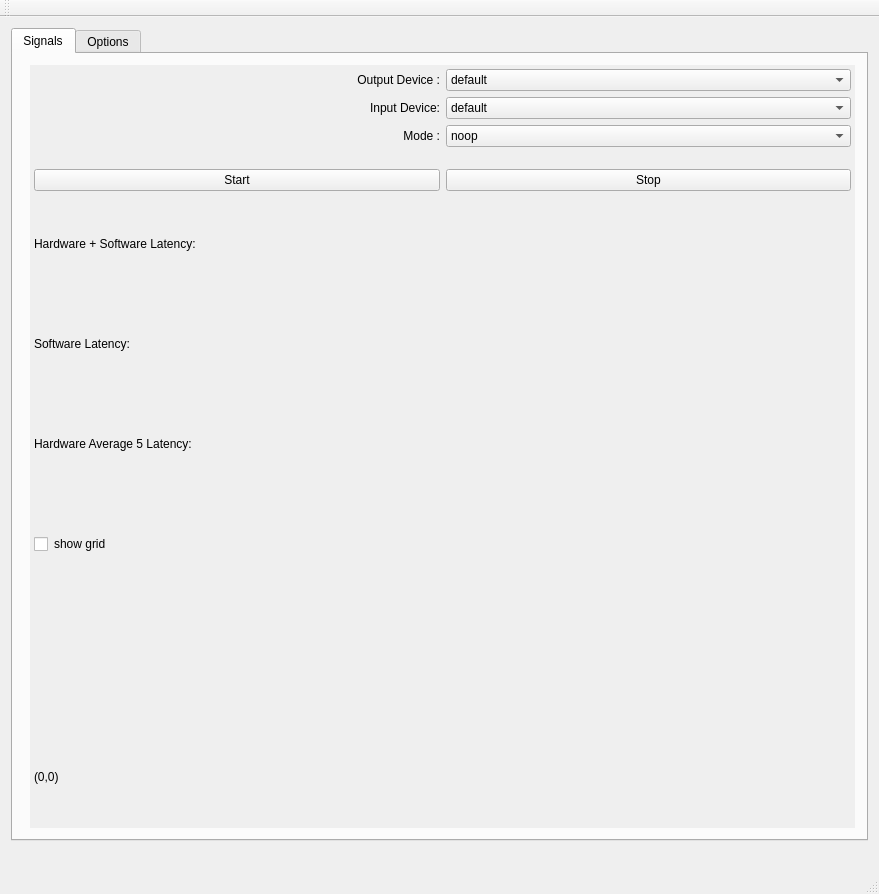
Above: src/gui/MainWindow.ui from gavv/signal-estimator before the change. Below: the same form after it.
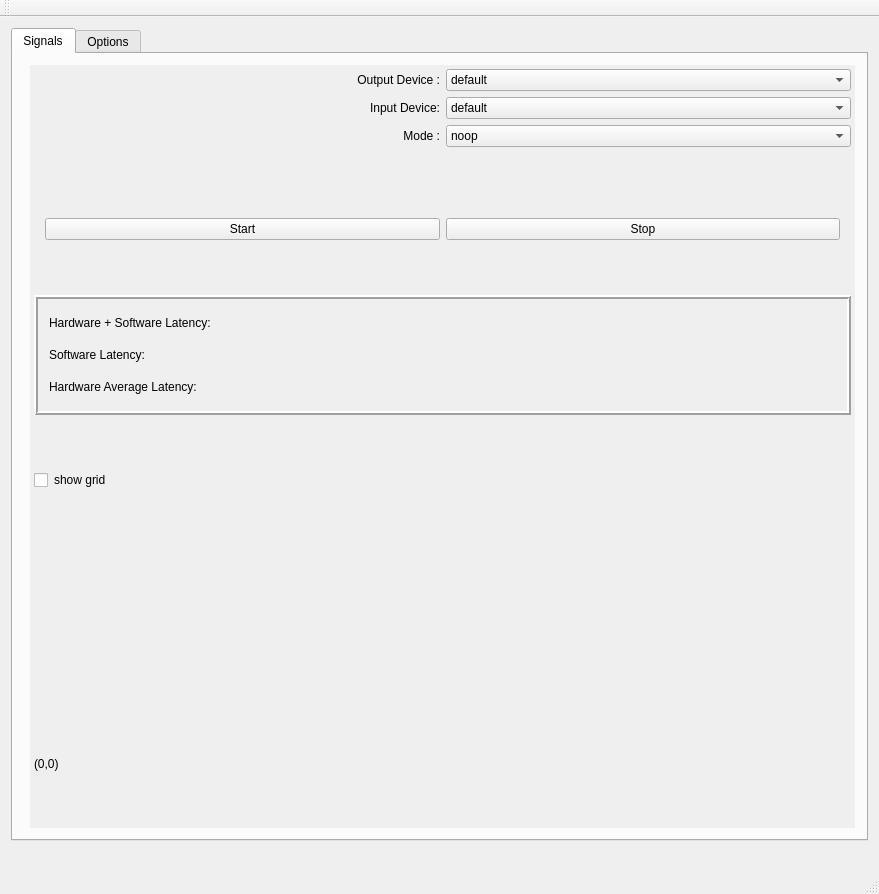
That is the form after the change. Custom widgets are drawn as their Qt base class.

Commit message: added gui frame, fixed value outputs with std::optional

```diff
--- a/src/gui/MainWindow.ui
+++ b/src/gui/MainWindow.ui
@@ -50,8 +50,8 @@
             <rect>
              <x>0</x>
              <y>0</y>
-             <width>845</width>
-             <height>700</height>
+             <width>833</width>
+             <height>752</height>
             </rect>
            </property>
            <layout class="QVBoxLayout" name="verticalLayout">
@@ -175,6 +175,7 @@
              </widget>
             </item>
             <item>
+             <widget class="QFrame" name="">
              <layout class="QHBoxLayout" name="horizontalLayout">
               <item>
                <widget class="QPushButton" name="StartButton">
@@ -197,57 +198,72 @@
                </widget>
               </item>
              </layout>
+             </widget>
             </item>
             <item>
-             <layout class="QHBoxLayout">
+             <widget class="QFrame" name="frame_5">
+              <property name="autoFillBackground">
+               <bool>true</bool>
+              </property>
+              <property name="frameShape">
+               <enum>QFrame::Box</enum>
+              </property>
+              <property name="frameShadow">
+               <enum>QFrame::Raised</enum>
+              </property>
+              <property name="lineWidth">
+               <number>2</number>
+              </property>
+              <layout class="QVBoxLayout" name="verticalLayout_5">
               <item>
-               <widget class="QLabel">
+                <layout class="QHBoxLayout" name="HwSwLayout">
+                 <item>
+                  <widget class="QLabel" name="HwSwLabel">
                 <property name="text">
                  <string>Hardware + Software Latency: </string>
                 </property>
                </widget>
               </item>
               <item>
-               <widget class="QLabel" name="HwSwLatency">
-               </widget>
+                  <widget class="QLabel" name="HwSwLatency"/>
               </item>
              </layout>
             </item>
             <item>
-             <layout class="QHBoxLayout">
+                <layout class="QHBoxLayout" name="SWLayout">
               <item>
-               <widget class="QLabel">
+                  <widget class="QLabel" name="SwLabel">
                 <property name="text">
                  <string>Software Latency: </string>
                 </property>
                </widget>
               </item>
               <item>
-               <widget class="QLabel" name="SwLatency">
-               </widget>
+                  <widget class="QLabel" name="SwLatency"/>
               </item>
              </layout>
             </item>
             <item>
-             <layout class="QHBoxLayout">
+                <layout class="QHBoxLayout" name="HardwareAverageLayout">
               <item>
-               <widget class="QLabel">
+                  <widget class="QLabel" name="HwAvgLabel">
                 <property name="text">
-                 <string>Hardware Average 5 Latency: </string>
+                    <string>Hardware Average Latency: </string>
                 </property>
                </widget>
               </item>
               <item>
-               <widget class="QLabel" name="HwAvg5Latency">
-               </widget>
-              </item>
-             </layout>
+                  <widget class="QLabel" name="HwAvgNLatency"/>
+                 </item>
+                </layout>
+               </item>
+              </layout>
+             </widget>
             </item>
             <item>
              <layout class="QHBoxLayout" name="horizontalLayout_3">
               <item>
-                <widget class ="QCheckBox" name="GridCheckBox">
-                </widget>
+               <widget class="QCheckBox" name="GridCheckBox"/>
               </item>
               <item>
                <widget class="QLabel" name="GridCheckBoxLabel">
```
Left out of the diff: 5 changed lines with no effect on the pictures. Lines whose indentation alone changed are shown as unchanged. The commit also changes 3 other files.
